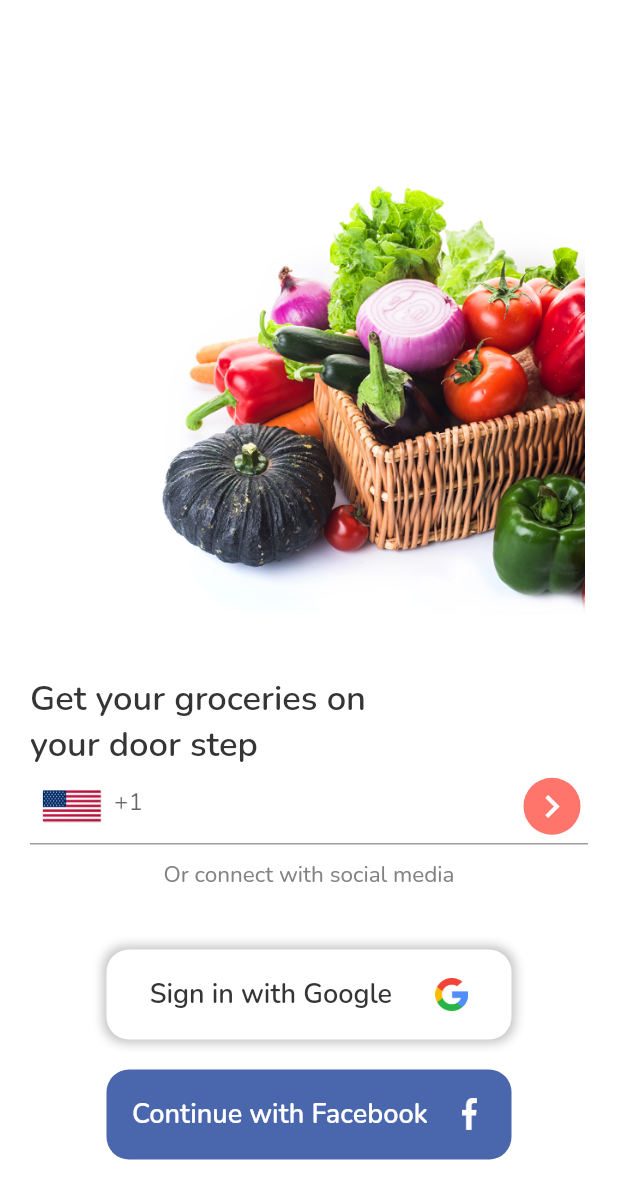
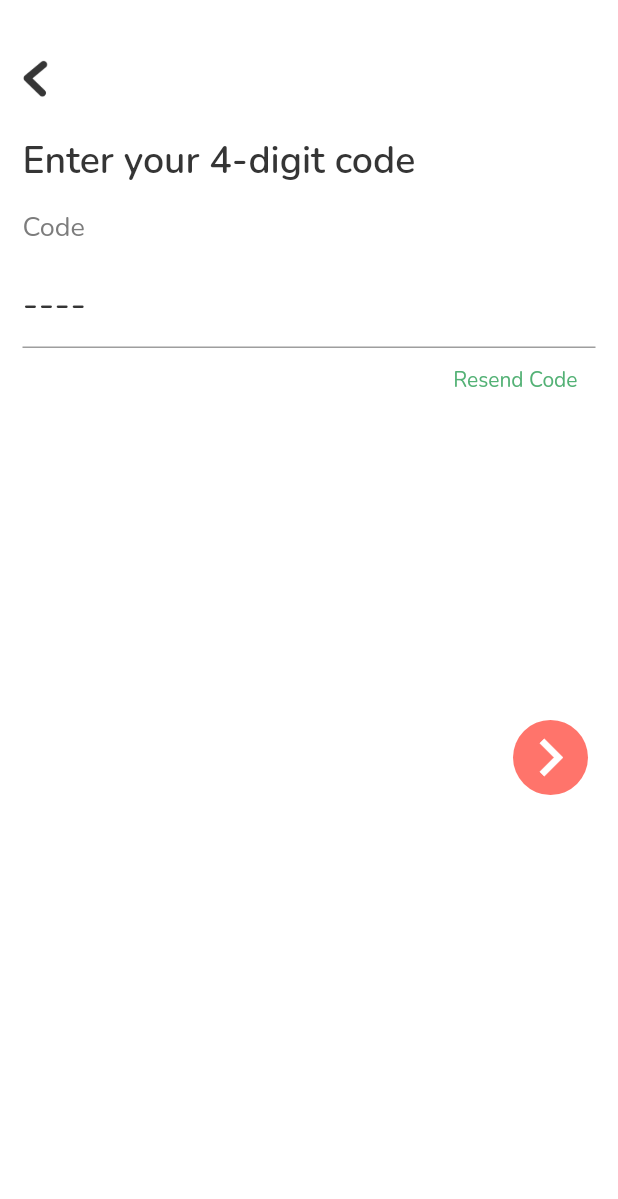
Before and after one commit to oxunov713/home_page, a Flutter app: the screen it shows after launch, on a phone screen of 412 x 824 dp. Shown: the top 1199 px of the screen. Run offline on Flutter 3.47's test engine with Material 2 defaults, Android fonts, the phone set to English and light mode, and no system bars.

Commit message:
fourth page

```diff
--- a/lib/pages/homepage/home.dart
+++ b/lib/pages/homepage/home.dart
@@ -1,7 +1,8 @@
 import 'package:flutter/material.dart';
 
-import 'first_page.dart';
-import 'second_page.dart';
+import '../first_page.dart';
+import '../second_page.dart';
+import '../third_page.dart';
 
 class HomePage extends StatefulWidget {
   const HomePage({super.key});
--- a/lib/pages/homepage/second_page.dart
+++ b/lib/pages/second_page.dart
@@ -1,3 +1,4 @@
+/*
 import 'package:flutter/material.dart';
 import 'package:home_page/styles/app_colors.dart';
 import 'package:home_page/styles/app_icons.dart';
@@ -162,3 +163,4 @@ class HomePageState extends State<HomePage> {
     );
   }
 }
+*/
--- /dev/null
+++ b/lib/pages/third_page.dart
@@ -0,0 +1,89 @@
+import 'package:flutter/material.dart';
+import 'package:home_page/styles/app_colors.dart';
+import 'package:home_page/styles/app_icons.dart';
+
+import 'homepage/home.dart';
+
+class HomePageState extends State<HomePage> {
+  @override
+  Widget build(BuildContext context) {
+    return Scaffold(
+      backgroundColor: AppColors.white,
+      body: Padding(
+        padding: EdgeInsets.symmetric(
+          horizontal: 15,
+          vertical: 40,
+        ),
+        child: Column(
+          crossAxisAlignment: CrossAxisAlignment.start,
+          children: [
+            Image(
+              height: 25,
+              image: AppIcons.left,
+            ),
+            SizedBox(
+              height: 25,
+            ),
+            Text(
+              "Enter your 4-digit code",
+              textAlign: TextAlign.center,
+              style: TextStyle(
+                color: AppColors.black,
+                fontWeight: FontWeight.w600,
+                fontSize: 25,
+              ),
+            ),
+            Padding(
+              padding: const EdgeInsets.only(top: 15, bottom: 10),
+              child: Text(
+                "Code",
+                textAlign: TextAlign.center,
+                style: TextStyle(
+                  color: AppColors.gray2,
+                  fontWeight: FontWeight.w400,
+                  fontSize: 18,
+                ),
+              ),
+            ),
+            TextField(
+              decoration: InputDecoration(
+                hintText: "----",
+                hintStyle: TextStyle(color: AppColors.black, fontSize: 25),
+              ),
+            ),
+            Align(
+              alignment: Alignment.topRight,
+              child: Padding(
+                padding: const EdgeInsets.all(12),
+                child: Text(
+                  "Resend Code",
+                  style: TextStyle(color: AppColors.green),
+                ),
+              ),
+            ),
+            SizedBox(
+              height: 200,
+            ),
+            Align(
+              alignment: Alignment.centerRight,
+              child: Padding(
+                padding: const EdgeInsets.all(5),
+                child: Container(
+                  decoration: BoxDecoration(
+                    shape: BoxShape.circle,
+                    color: AppColors.pink,
+                  ),
+                  child: Icon(
+                    Icons.chevron_right,
+                    color: AppColors.white,
+                    size: 50,
+                  ),
+                ),
+              ),
+            ),
+          ],
+        ),
+      ),
+    );
+  }
+}
--- a/lib/styles/app_colors.dart
+++ b/lib/styles/app_colors.dart
@@ -13,9 +13,13 @@ class AppColors {
 
   static const gray = Color(0xff828282);
 
+  static const gray2 = Color(0xff7C7C7C);
+
   static const pink = Color(0xffFF746B);
 
   static const green = Color(0xff53B175);
 
+
+
   static const facecolor = Color(0xff4A66AC);
 }
--- a/lib/styles/app_icons.dart
+++ b/lib/styles/app_icons.dart
@@ -12,4 +12,6 @@ class AppIcons {
   static const google = AssetImage("assets/icons/google.png");
 
   static const vegetables = AssetImage("assets/icons/vegetables-basket.png");
+
+  static const left = AssetImage("assets/icons/left.png");
 }
```
Also changed, not shown: assets/icons/left.png (added), lib/pages/first_page.dart (renamed from lib/pages/homepage/first_page.dart).
